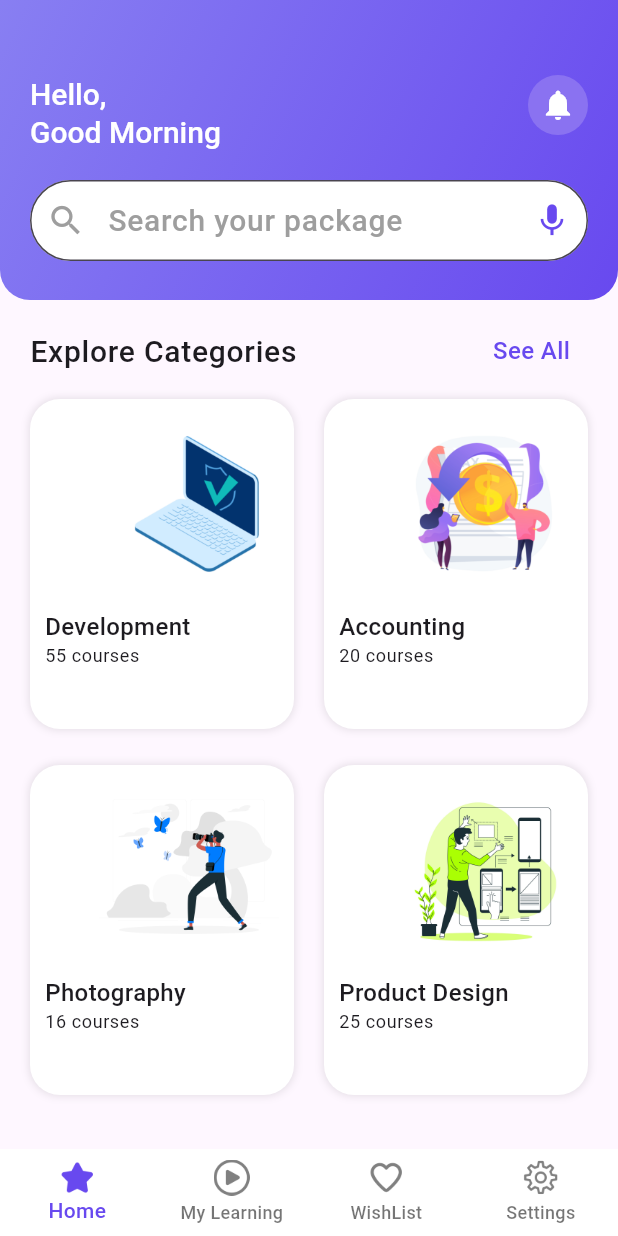
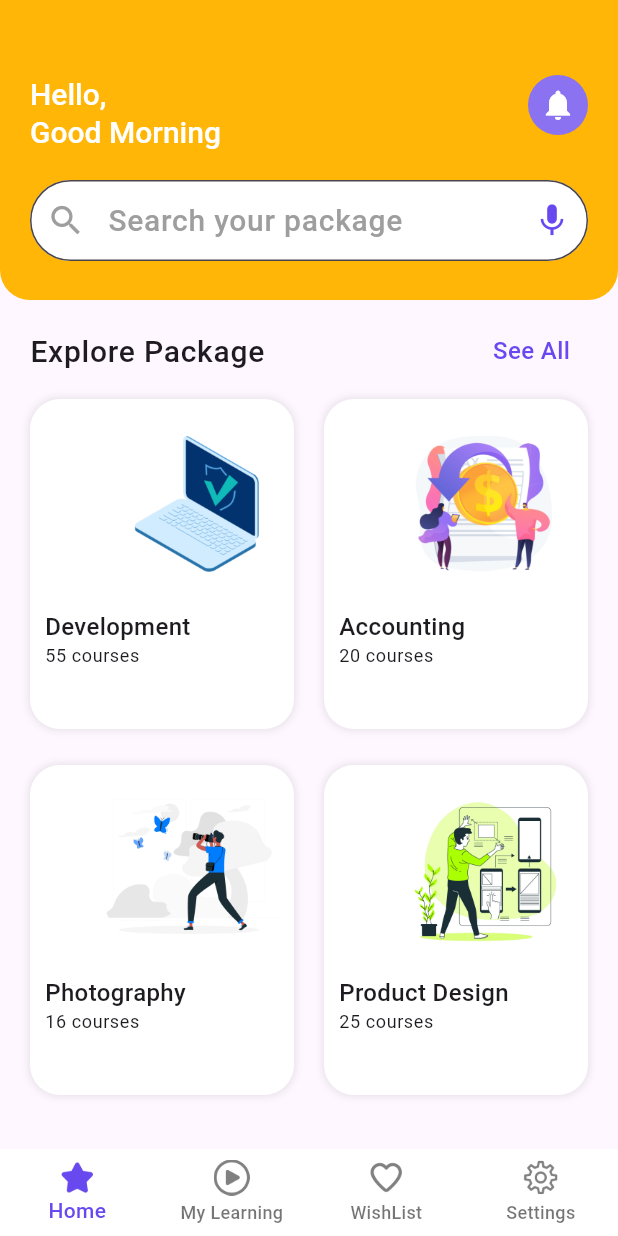
Before and after one commit to 59saigon/smart-thrive-mobile, a Flutter app: the screen it shows after launch, on a phone screen of 412 x 824 dp. Run offline on Flutter 3.47's test engine with Material 3 defaults, Android fonts, the phone set to English and light mode, and no system bars; Roboto replaces fonts that are missing (Poppins).

Commit message:
Update home_screen color

```diff
--- a/lib/screens/home_screen.dart
+++ b/lib/screens/home_screen.dart
@@ -48,7 +48,7 @@ class Body extends StatelessWidget {
             mainAxisAlignment: MainAxisAlignment.spaceBetween,
             children: [
               Text(
-                "Explore Categories",
+                "Explore Package",
                 style: Theme.of(context).textTheme.bodyLarge,
               ),
               TextButton(
@@ -104,8 +104,8 @@ class AppBar extends StatelessWidget {
         ),
         gradient: LinearGradient(
           colors: [
-            Color(0xff887ff2),
-            Color(0xff6849ef),
+            Color(0xffffb606),
+            Color(0xffffb606),
           ],
           begin: Alignment.topLeft,
           end: Alignment.bottomRight,
```
